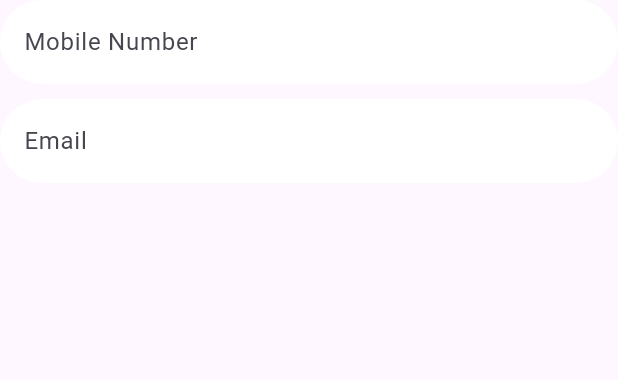
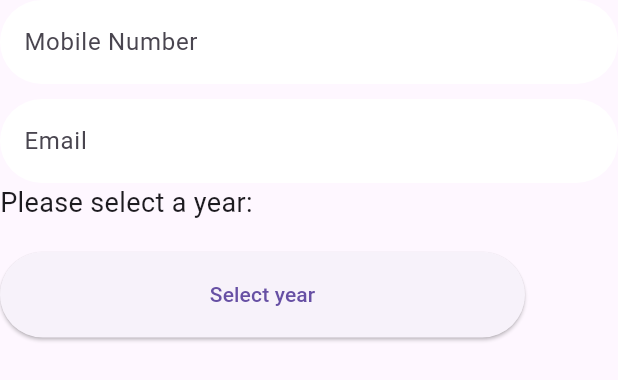
Before and after one commit to daniyalcr9/Cars_Hub, a Flutter app: the ContactInfo widget shown alone on an empty page, opened directly, on a phone screen of 412 x 824 dp. Shown: the top 380 px of the screen. Run offline on Flutter 3.47's test engine with Material 3 defaults, Android fonts, the phone set to English and light mode, and no system bars.

Commit message:
forth commit

```diff
--- a/cars_hub/lib/contactinfo.dart
+++ b/cars_hub/lib/contactinfo.dart
@@ -8,15 +8,42 @@ class ContactInfo extends StatefulWidget {
 }
 
 class _ContactInfoState extends State<ContactInfo> {
+  DateTime? _selectedDate;
+  String _buttonText = 'Select year';
+
   RegExp emailRegex = RegExp(r'^[\w-]+(\.[\w-]+)*@[\w-]+(\.[\w-]+)+$');
+  Future<void> _selectYear(BuildContext context) async {
+    final DateTime? picked = await showDatePicker(
+      context: context,
+      initialDate: DateTime.now(),
+      firstDate: DateTime(1900),
+      lastDate: DateTime(2100),
+      initialEntryMode: DatePickerEntryMode.input,
+      helpText: 'Select a year', // Optional help text
+      errorFormatText: 'Enter valid year', // Optional error message
+      errorInvalidText: 'Enter year in range', // Optional error message
+      fieldLabelText: 'Year', // Optional label text
+      builder: (BuildContext context, Widget? child) {
+        return Theme(
+          data: ThemeData.light(), // Optional light theme
+          child: child!,
+        );
+      },
+      initialDatePickerMode: DatePickerMode.year,
+    );
+    if (picked != null && picked != _selectedDate) {
+      setState(() {
+        _selectedDate = picked;
+        _buttonText = '${_selectedDate!.year}';
+      });
+    }
+  }
 
   TextEditingController number = TextEditingController();
   TextEditingController email = TextEditingController();
   @override
   Widget build(BuildContext context) {
-    return Column(
-      crossAxisAlignment: CrossAxisAlignment.stretch,
-      children: [
+    return Column(crossAxisAlignment: CrossAxisAlignment.stretch, children: [
       TextFormField(
         keyboardType: TextInputType.number,
         controller: number,
@@ -57,7 +84,24 @@ class _ContactInfoState extends State<ContactInfo> {
           ),
         ),
       ),
+      Container(
+          child: Column(
+        crossAxisAlignment: CrossAxisAlignment.start,
+        children: <Widget>[
+          Text(
+            'Please select a year:',
+            style: TextStyle(fontSize: 18.0),
+          ),
+          SizedBox(height: 20.0),
+          ElevatedButton(
+            onPressed: () => _selectYear(context),
+            style: ElevatedButton.styleFrom(
+              minimumSize: Size(350, 57), // Adjust width and height as needed
+            ),
+            child: Text(_buttonText),
+          ),
         ],
-    );
+      ))
+    ]);
   }
 }
```
Lines whose indentation alone changed are shown as unchanged.
